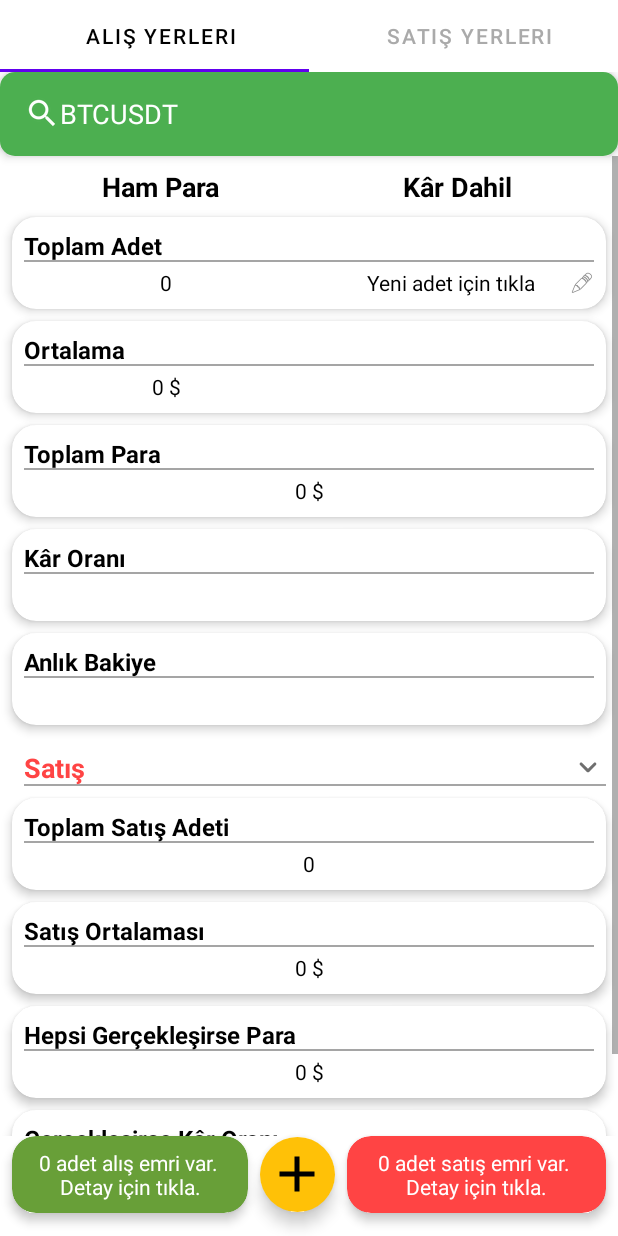
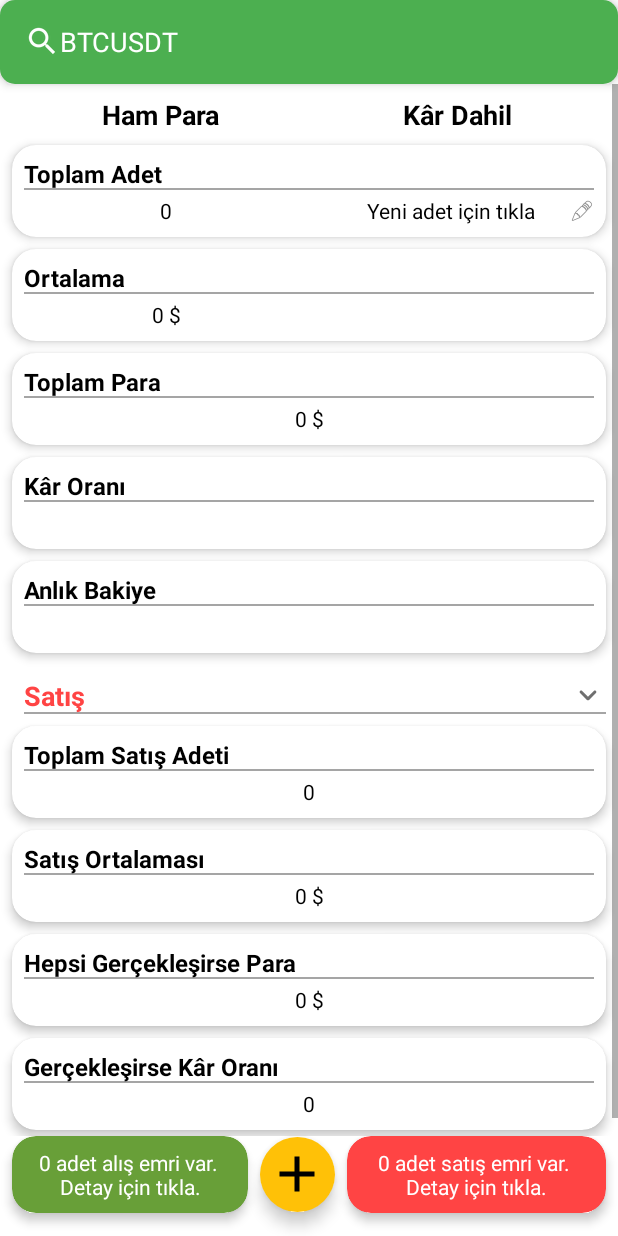
Before and after one commit to EnesUzumcu1/HesapMakinesi-Kotlin, an Android app: the screen it shows after launch (MainActivity), after a tap on "1)", on a phone screen of 412 x 824 dp. Run offline under Robolectric (Android 15) with nearby library versions, the phone set to English and light mode, and no system bars; our stand-ins replace Dagger/Hilt's generated code; 1 other tap on this screen came first.

Commit message:
SellFragment and BuyAndSellFragment deleted
ViewPager fragmenti ve sellFragment silindi. BuyFragment tek fragment olarak kullanılıyor. Küçük isimlendirme değişiklikleri yapıldı.

```diff
--- a/app/src/main/java/com/example/hesapmakinesi/data/remote/api/CoinApiService.kt
+++ b/app/src/main/java/com/example/hesapmakinesi/data/remote/api/CoinApiService.kt
@@ -4,7 +4,6 @@ import com.example.hesapmakinesi.data.model.CoinsResponseItem
 import com.example.hesapmakinesi.utils.Constants
 import retrofit2.Response
 import retrofit2.http.GET
-import retrofit2.http.Path
 import retrofit2.http.Query
 
 interface CoinApiService {
--- a/app/src/main/java/com/example/hesapmakinesi/ui/buy/BuyFragment.kt
+++ b/app/src/main/java/com/example/hesapmakinesi/ui/buy/BuyFragment.kt
@@ -26,6 +26,7 @@ import com.example.hesapmakinesi.utils.Constants
 import dagger.hilt.android.AndroidEntryPoint
 import kotlinx.coroutines.*
 import java.math.BigDecimal
+import java.math.MathContext
 import java.math.RoundingMode
 import java.text.DecimalFormat
 import java.text.DecimalFormatSymbols
@@ -41,7 +42,7 @@ class BuyFragment : Fragment() {
     private lateinit var ordersBuyArrayList: ArrayList<Order>
     private lateinit var ordersSellArrayList: ArrayList<Order>
     private lateinit var dfPriceAndAmount: DecimalFormat
-
+    private lateinit var dfAverage: DecimalFormat
     private lateinit var dfPercentage: DecimalFormat
     private lateinit var otherSymbols: DecimalFormatSymbols
     private lateinit var coinName: String
@@ -51,15 +52,11 @@ class BuyFragment : Fragment() {
 
     private var coinPrice: BigDecimal = BigDecimal(0)
 
-    companion object {
-        var totalMoney = BigDecimal(0)
-        lateinit var dfAverage: DecimalFormat
-    }
-
     private var amount = BigDecimal(0)
     private var priceAverage = BigDecimal(0)
     private var newAmount = BigDecimal(-1)
     private var newPriceAverage = BigDecimal(0)
+    private var totalMoney = BigDecimal(0)
 
     private var checkVisibility = true
 
@@ -160,7 +157,7 @@ class BuyFragment : Fragment() {
             }
         }
 
-        val currentFragment = findNavController().getBackStackEntry(R.id.calculateFragment)
+        val currentFragment = findNavController().getBackStackEntry(R.id.buyFragment)
         val dialogObserver = LifecycleEventObserver { _, event ->
 
             when (event) {
@@ -406,11 +403,10 @@ class BuyFragment : Fragment() {
         binding.tvTotalSellAmount.text = dfPriceAndAmount.format(adet)
         binding.tvSellAverage.text = dfAverage.format(fiyatOrt) + currency
         binding.tvAllSellOrdersAreSold.text = dfPercentage.format(gerceklesirsePara) + currency
-        val hamPara = totalMoney
         if (gerceklesirsePara > BigDecimal(0)) {
             val artisOrani =
-                ((gerceklesirsePara - hamPara) / gerceklesirsePara * BigDecimal(100))
-            val netKar = (gerceklesirsePara - hamPara)
+                ((gerceklesirsePara - totalMoney).divide(totalMoney, MathContext.DECIMAL64) * BigDecimal(100))
+            val netKar = (gerceklesirsePara - totalMoney)
             binding.tvAllSellOrdersProfitRate.text = String.format(
                 "%% %s (%s)",
                 dfPercentage.format(artisOrani),
--- a/app/src/main/java/com/example/hesapmakinesi/ui/buyandsell/BuyAndSellFragment.kt
+++ /dev/null
@@ -1,61 +0,0 @@
-package com.example.hesapmakinesi.ui.buyandsell
-
-import android.os.Bundle
-import android.util.Log
-import android.view.LayoutInflater
-import android.view.View
-import android.view.ViewGroup
-import androidx.fragment.app.Fragment
-import androidx.viewpager2.widget.ViewPager2
-import com.example.hesapmakinesi.databinding.FragmentBuyandsellBinding
-import com.example.hesapmakinesi.ui.buyandsell.adapter.BuyAndSellAdapter
-import com.google.android.material.tabs.TabLayout
-import com.google.android.material.tabs.TabLayout.OnTabSelectedListener
-import dagger.hilt.android.AndroidEntryPoint
-
-@AndroidEntryPoint
-class BuyAndSellFragment : Fragment() {
-    private lateinit var binding: FragmentBuyandsellBinding
-    private lateinit var buyAndSellAdapter: BuyAndSellAdapter
-
-    override fun onCreateView(
-        inflater: LayoutInflater,
-        container: ViewGroup?,
-        savedInstanceState: Bundle?
-    ): View {
-        binding = FragmentBuyandsellBinding.inflate(inflater, container, false)
-        return (binding.root)
-    }
-
-    override fun onViewCreated(view: View, savedInstanceState: Bundle?) {
-        super.onViewCreated(view, savedInstanceState)
-        viewPagerTabLayout()
-        binding.tabLayout.addOnTabSelectedListener(object : OnTabSelectedListener {
-            override fun onTabSelected(tab: TabLayout.Tab) {
-                binding.viewPager.currentItem = tab.position
-            }
-
-            override fun onTabUnselected(tab: TabLayout.Tab) {}
-            override fun onTabReselected(tab: TabLayout.Tab) {}
-        })
-        //ekran yan kaydırılarak değiştirildiğinde tabLayout itemleride kendini günceller.
-        val pageChangeCallback = object : ViewPager2.OnPageChangeCallback() {
-            override fun onPageSelected(position: Int) {
-                super.onPageSelected(position)
-                binding.tabLayout.selectTab(binding.tabLayout.getTabAt(position))
-            }
-        }
-        binding.viewPager.registerOnPageChangeCallback(pageChangeCallback)
-    }
-
-    private fun viewPagerTabLayout() {
-        buyAndSellAdapter =
-            BuyAndSellAdapter(
-                fragmentManager = childFragmentManager,
-                lifecycle = lifecycle,
-                numsOfTabs = binding.tabLayout.tabCount,
-                bundle = arguments
-            )
-        binding.viewPager.adapter = buyAndSellAdapter
-    }
-}
--- a/app/src/main/java/com/example/hesapmakinesi/ui/buyandsell/adapter/BuyAndSellAdapter.kt
+++ /dev/null
@@ -1,34 +0,0 @@
-package com.example.hesapmakinesi.ui.buyandsell.adapter
-
-import android.os.Bundle
-import androidx.fragment.app.Fragment
-import androidx.fragment.app.FragmentManager
-import androidx.lifecycle.Lifecycle
-import androidx.viewpager2.adapter.FragmentStateAdapter
-import com.example.hesapmakinesi.ui.buy.BuyFragment
-import com.example.hesapmakinesi.ui.sell.SellFragment
-
-class BuyAndSellAdapter(
-    fragmentManager: FragmentManager,
-    lifecycle: Lifecycle,
-    private val numsOfTabs: Int,
-    private val bundle: Bundle?
-) :
-    FragmentStateAdapter(fragmentManager,lifecycle) {
-
-    override fun getItemCount(): Int {
-        return numsOfTabs
-    }
-
-    override fun createFragment(position: Int): Fragment {
-        return when (position) {
-            1 -> SellFragment().apply {
-                this.arguments = bundle
-            }
-            else -> BuyFragment().apply {
-                this.arguments = bundle
-            }
-        }
-    }
-
-}
--- a/app/src/main/java/com/example/hesapmakinesi/ui/orderlist/OrderListBottomSheet.kt
+++ b/app/src/main/java/com/example/hesapmakinesi/ui/orderlist/OrderListBottomSheet.kt
@@ -10,7 +10,7 @@ import androidx.navigation.fragment.findNavController
 import com.example.hesapmakinesi.data.model.Order
 import com.example.hesapmakinesi.databinding.OrderListBottomSheetBinding
 import com.example.hesapmakinesi.ui.buy.BuyViewModel
-import com.example.hesapmakinesi.ui.sell.adapter.SavedDatasAdapter
+import com.example.hesapmakinesi.ui.orderlist.adapter.SavedDatasAdapter
 import com.example.hesapmakinesi.utils.Constants
 import com.google.android.material.bottomsheet.BottomSheetDialogFragment
 import dagger.hilt.android.AndroidEntryPoint
--- a/app/src/main/java/com/example/hesapmakinesi/ui/sell/adapter/SavedDatasAdapter.kt
+++ b/app/src/main/java/com/example/hesapmakinesi/ui/orderlist/adapter/SavedDatasAdapter.kt
@@ -1,4 +1,4 @@
-package com.example.hesapmakinesi.ui.sell.adapter
+package com.example.hesapmakinesi.ui.orderlist.adapter
 
 import android.view.LayoutInflater
 import android.view.ViewGroup
@@ -16,7 +16,7 @@ class SavedDatasAdapter(
 
     class SavedDatasViewHolder(private val binding: ListItemBinding) :
         RecyclerView.ViewHolder(binding.root) {
-        fun bind(order: Order, listener: OnClickListener, position: Int,priceName: String, amountName: String) {
+        fun bind(order: Order, listener: OnClickListener, position: Int, priceName: String, amountName: String) {
 
             val df = DecimalFormat("0")
             df.maximumFractionDigits = 340
--- a/app/src/main/java/com/example/hesapmakinesi/utils/AlertDialogBuilder.kt
+++ b/app/src/main/java/com/example/hesapmakinesi/utils/AlertDialogBuilder.kt
@@ -1,8 +1,8 @@
 package com.example.hesapmakinesi.utils
 
-import android.app.AlertDialog;
-import android.app.Dialog;
-import android.content.Context;
+import android.app.AlertDialog
+import android.app.Dialog
+import android.content.Context
 import android.content.DialogInterface
 import com.example.hesapmakinesi.data.model.SavedCoins
 
--- a/app/src/main/res/layout/fragment_buyandsell.xml
+++ /dev/null
@@ -1,45 +0,0 @@
-<?xml version="1.0" encoding="utf-8"?>
-<androidx.constraintlayout.widget.ConstraintLayout xmlns:android="http://schemas.android.com/apk/res/android"
-    xmlns:app="http://schemas.android.com/apk/res-auto"
-    xmlns:tools="http://schemas.android.com/tools"
-    android:layout_width="match_parent"
-    android:layout_height="match_parent"
-    tools:context=".ui.buyandsell.BuyAndSellFragment">
-
-    <com.google.android.material.tabs.TabLayout
-        android:id="@+id/tabLayout"
-        android:layout_width="match_parent"
-        android:layout_height="wrap_content"
-        app:layout_constraintEnd_toEndOf="parent"
-        app:layout_constraintStart_toStartOf="parent"
-        app:layout_constraintTop_toTopOf="parent"
-        app:tabGravity="fill"
-        app:tabMode="fixed"
-        app:tabPaddingStart="20dp"
-        app:tabSelectedTextColor="@android:color/black"
-        app:tabTextColor="@android:color/darker_gray">
-
-        <com.google.android.material.tabs.TabItem
-            android:layout_width="wrap_content"
-            android:layout_height="wrap_content"
-            android:text="Alış Yerleri" />
-
-        <com.google.android.material.tabs.TabItem
-            android:layout_width="wrap_content"
-            android:layout_height="wrap_content"
-            android:background="#E91E63"
-            android:text="Satış Yerleri" />
-
-    </com.google.android.material.tabs.TabLayout>
-
-    <androidx.viewpager2.widget.ViewPager2
-        android:id="@+id/viewPager"
-        android:layout_width="match_parent"
-        android:layout_height="0dp"
-        app:layout_constraintBottom_toBottomOf="parent"
-        app:layout_constraintEnd_toEndOf="parent"
-        app:layout_constraintStart_toStartOf="parent"
-        app:layout_constraintTop_toBottomOf="@id/tabLayout" />
-
-
-</androidx.constraintlayout.widget.ConstraintLayout>
--- a/app/src/main/res/layout/layout_loading_progress.xml
+++ b/app/src/main/res/layout/layout_loading_progress.xml
@@ -1,7 +1,6 @@
 <?xml version="1.0" encoding="utf-8"?>
 <androidx.constraintlayout.widget.ConstraintLayout xmlns:android="http://schemas.android.com/apk/res/android"
     xmlns:app="http://schemas.android.com/apk/res-auto"
-    xmlns:tools="http://schemas.android.com/tools"
     android:layout_width="match_parent"
     android:layout_height="match_parent"
     android:background="@color/transparent">
--- a/app/src/main/res/navigation/nav_graph.xml
+++ b/app/src/main/res/navigation/nav_graph.xml
@@ -11,14 +11,9 @@
         android:label="fragment_saved_coins"
         tools:layout="@layout/fragment_saved_coins" >
         <action
-            android:id="@+id/action_savedCoinsFragment_to_calculateFragment"
-            app:destination="@id/calculateFragment" />
+            android:id="@+id/action_savedCoinsFragment_to_buyFragment"
+            app:destination="@id/buyFragment" />
     </fragment>
-    <fragment
-        android:id="@+id/calculateFragment"
-        android:name="com.example.hesapmakinesi.ui.buyandsell.BuyAndSellFragment"
-        android:label="fragment_calculate"
-        tools:layout="@layout/fragment_buyandsell" />
     <dialog
         android:id="@+id/newAmountDialogFragment"
         android:name="com.example.hesapmakinesi.ui.newamount.NewAmountDialogFragment"
```
Also changed, not shown: app/src/main/java/com/example/hesapmakinesi/ui/savedcoins/SavedCoinsFragment.kt (+5 -9 lines), app/src/main/java/com/example/hesapmakinesi/ui/sell/SellFragment.kt (deleted, +0 -166 lines), app/src/main/java/com/example/hesapmakinesi/ui/sell/SellViewModel.kt (deleted, +0 -18 lines), app/src/main/res/layout/fragment_sell.xml (deleted, +0 -226 lines).
